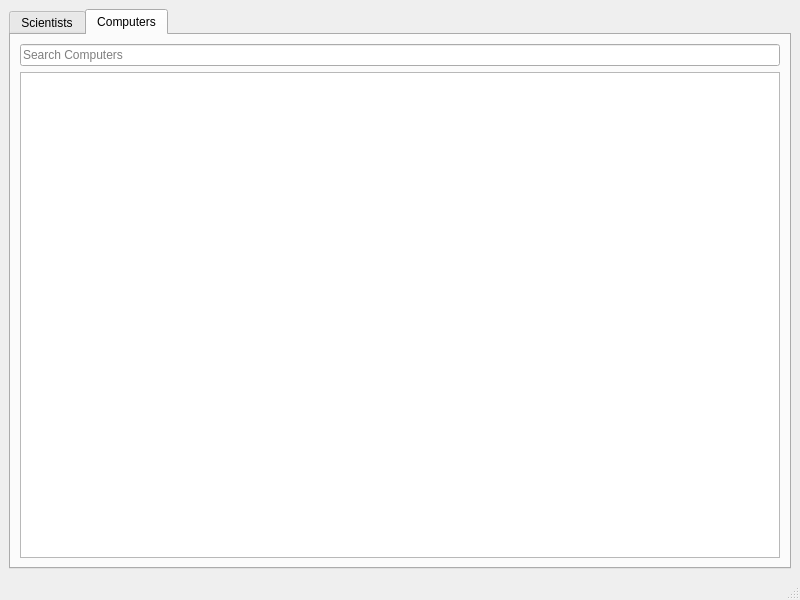
Before: the Qt Designer form src/ui/mainwindow.ui in TheFightingMongeese/Vika3, drawn with Qt 5.
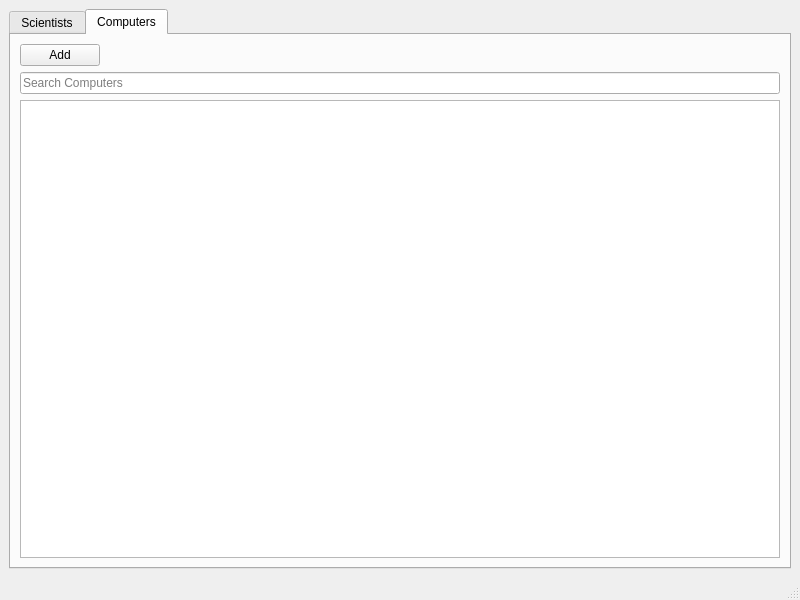
After: the same form once the commit is applied. The open tabs and pages were chosen to show the change.

```diff
--- a/src/ui/mainwindow.ui
+++ b/src/ui/mainwindow.ui
@@ -82,6 +82,30 @@
         <string>Computers</string>
        </attribute>
        <layout class="QVBoxLayout" name="verticalLayout_3">
+        <item>
+         <layout class="QHBoxLayout" name="horizontalLayout_2">
+          <item>
+           <widget class="QPushButton" name="btnAddComputer">
+            <property name="text">
+             <string>Add</string>
+            </property>
+           </widget>
+          </item>
+          <item>
+           <spacer name="horizontalSpacer_2">
+            <property name="orientation">
+             <enum>Qt::Horizontal</enum>
+            </property>
+            <property name="sizeHint" stdset="0">
+             <size>
+              <width>40</width>
+              <height>20</height>
+             </size>
+            </property>
+           </spacer>
+          </item>
+         </layout>
+        </item>
         <item>
          <widget class="QLineEdit" name="SearchComputers">
           <property name="placeholderText">
```
